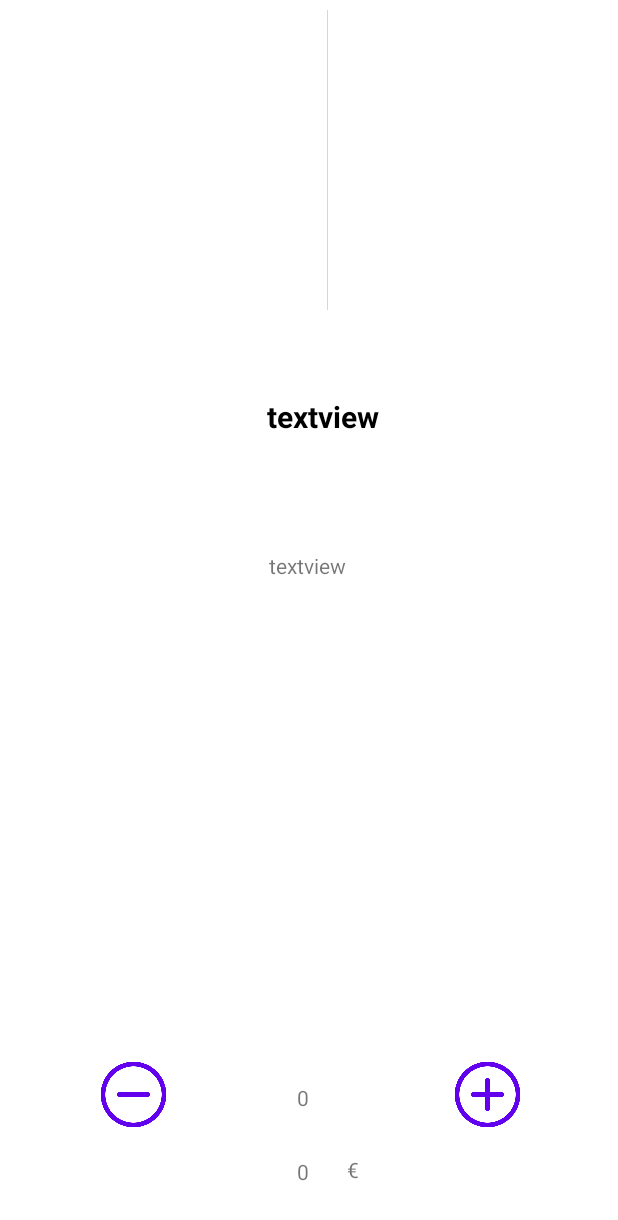
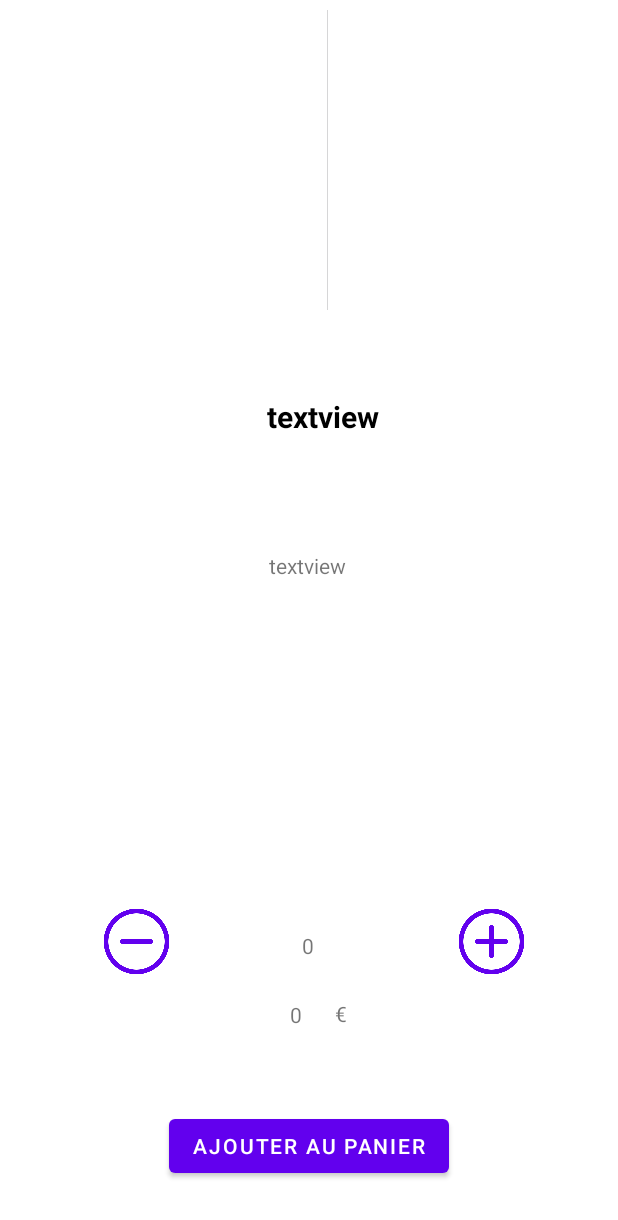
Before and after one commit to LoicAlgt/AndroidERestaurant, an Android app: the layout activity_details.xml on its own in the app's theme, with its tools: preview values and no code run, on a phone screen of 412 x 824 dp. Shown: the top 1220 px of the screen. Run offline under Robolectric (Android 15) with nearby library versions, the phone set to English and light mode, and no system bars; network calls fail.

Commit message:
commit 30/01 projet final

```diff
--- a/app/src/main/res/layout/activity_details.xml
+++ b/app/src/main/res/layout/activity_details.xml
@@ -56,10 +56,10 @@
         android:textAlignment="center"
         app:layout_constraintBottom_toBottomOf="parent"
         app:layout_constraintEnd_toEndOf="parent"
-        app:layout_constraintHorizontal_bias="0.49"
+        app:layout_constraintHorizontal_bias="0.498"
         app:layout_constraintStart_toStartOf="parent"
         app:layout_constraintTop_toTopOf="parent"
-        app:layout_constraintVertical_bias="0.897" />
+        app:layout_constraintVertical_bias="0.771" />
 
     <Button
         android:id="@+id/buttonmoins"
@@ -68,10 +68,10 @@
         android:background="@drawable/boutonmoins"
         app:layout_constraintBottom_toBottomOf="parent"
         app:layout_constraintEnd_toEndOf="parent"
-        app:layout_constraintHorizontal_bias="0.176"
+        app:layout_constraintHorizontal_bias="0.182"
         app:layout_constraintStart_toStartOf="parent"
         app:layout_constraintTop_toTopOf="parent"
-        app:layout_constraintVertical_bias="0.91" />
+        app:layout_constraintVertical_bias="0.779" />
 
     <Button
         android:id="@+id/buttonplus"
@@ -80,10 +80,10 @@
         android:background="@drawable/boutonplus"
         app:layout_constraintBottom_toBottomOf="parent"
         app:layout_constraintEnd_toEndOf="parent"
-        app:layout_constraintHorizontal_bias="0.829"
+        app:layout_constraintHorizontal_bias="0.836"
         app:layout_constraintStart_toStartOf="parent"
         app:layout_constraintTop_toTopOf="parent"
-        app:layout_constraintVertical_bias="0.91" />
+        app:layout_constraintVertical_bias="0.779" />
 
     <TextView
         android:id="@+id/prixtot"
@@ -92,10 +92,10 @@
         android:text="0"
         app:layout_constraintBottom_toBottomOf="parent"
         app:layout_constraintEnd_toEndOf="parent"
-        app:layout_constraintHorizontal_bias="0.49"
+        app:layout_constraintHorizontal_bias="0.478"
         app:layout_constraintStart_toStartOf="parent"
         app:layout_constraintTop_toTopOf="@+id/detailsImagePlat"
-        app:layout_constraintVertical_bias="0.958" />
+        app:layout_constraintVertical_bias="0.827" />
 
     <TextView
         android:id="@+id/euro"
@@ -104,9 +104,20 @@
         android:text="€"
         app:layout_constraintBottom_toBottomOf="parent"
         app:layout_constraintEnd_toEndOf="parent"
-        app:layout_constraintHorizontal_bias="0.573"
+        app:layout_constraintHorizontal_bias="0.553"
         app:layout_constraintStart_toStartOf="parent"
         app:layout_constraintTop_toTopOf="parent"
-        app:layout_constraintVertical_bias="0.957" />
+        app:layout_constraintVertical_bias="0.828" />
+
+    <Button
+        android:id="@+id/ajouterpanier"
+        android:layout_width="wrap_content"
+        android:layout_height="wrap_content"
+        android:text="Ajouter au panier"
+        app:layout_constraintBottom_toBottomOf="parent"
+        app:layout_constraintEnd_toEndOf="parent"
+        app:layout_constraintStart_toStartOf="parent"
+        app:layout_constraintTop_toTopOf="parent"
+        app:layout_constraintVertical_bias="0.954" />
 
 </androidx.constraintlayout.widget.ConstraintLayout>
```
Also changed, not shown: app/src/main/java/fr/isen/allegretti/androiderestaurant/DetailsActivity.kt (+25 -5 lines), 2 other files.
